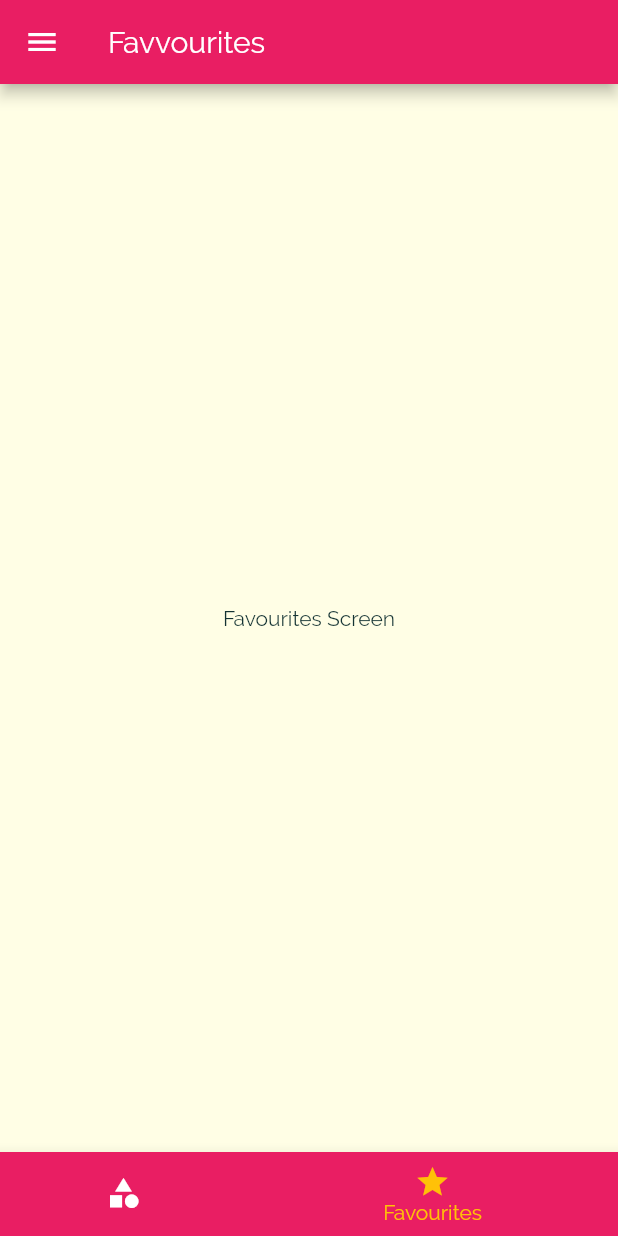
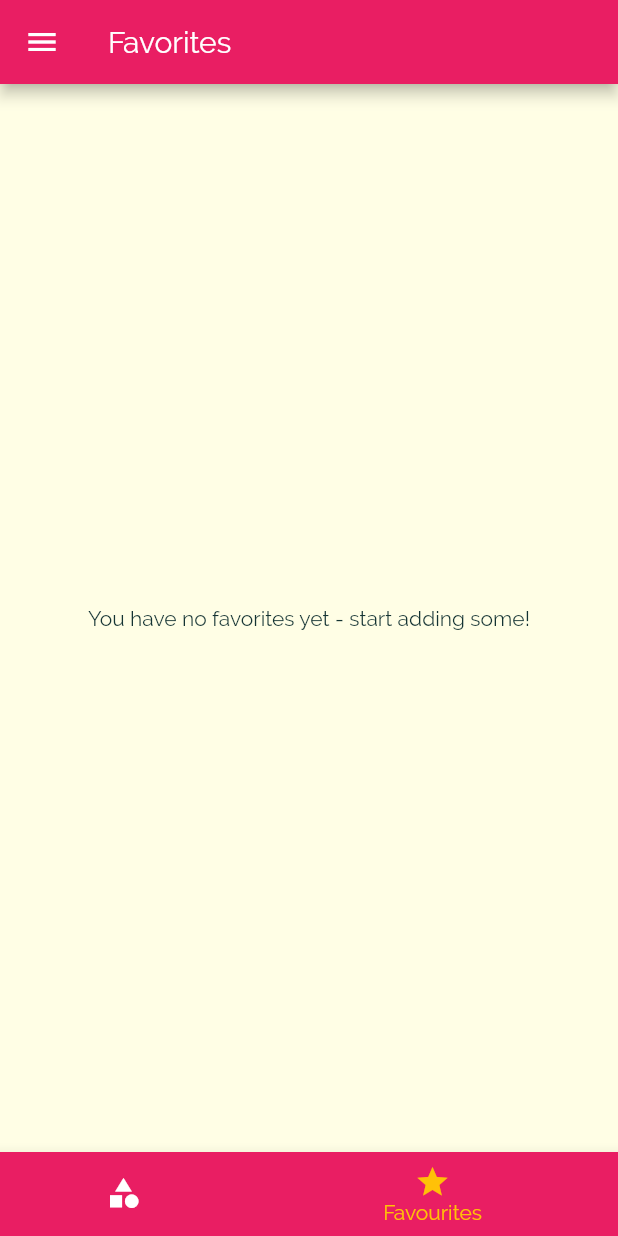
Before and after one commit to shamilihsan/meal_app, a Flutter app: the screen it shows after launch, item 2 of the bottom bar chosen, on a phone screen of 412 x 824 dp. Run offline on Flutter 3.47's test engine with Material 2 defaults, Android fonts, the phone set to English and light mode, and no system bars.

Commit message:
Added favorites section and other features

```diff
--- a/lib/main.dart
+++ b/lib/main.dart
@@ -25,6 +25,7 @@ class _MyAppState extends State<MyApp> {
   };
 
   List<Meal> _avaiableMeals = DUMMY_MEALS;
+  List<Meal> _favoriteMeals = [];
 
   void _setFilters(Map<String, bool> filterData) {
     setState(() {
@@ -46,6 +47,27 @@ class _MyAppState extends State<MyApp> {
         return true;
       }).toList();
     });
+  }
+
+  void _toggleFavorite(String mealId) {
+    final existingIndex =
+        _favoriteMeals.indexWhere((meal) => meal.id == mealId);
+
+    if (existingIndex >= 0) {
+      setState(() {
+        _favoriteMeals.removeAt(existingIndex);
+      });
+    } else {
+      setState(() {
+        _favoriteMeals.add(
+          DUMMY_MEALS.firstWhere((meal) => meal.id == mealId),
+        );
+      });
+    }
+  }
+
+  bool _isMealFavorite(String id) {
+    return _favoriteMeals.any((meal) => meal.id == id);
   }
 
   @override
@@ -74,10 +96,10 @@ class _MyAppState extends State<MyApp> {
       //home: CategoriesScreen(),
       initialRoute: '/',
       routes: {
-        '/': (ctx) => TabsScreen(),
+        '/': (ctx) => TabsScreen(_favoriteMeals),
         CategoryMealsScreen.routeName: (ctx) =>
             CategoryMealsScreen(_avaiableMeals),
-        MealDetailScreen.routeName: (ctx) => MealDetailScreen(),
+        MealDetailScreen.routeName: (ctx) => MealDetailScreen(_toggleFavorite, _isMealFavorite),
         FilterScreen.routeName: (ctx) => FilterScreen(_filters, _setFilters),
       },
       // Dynamically generate routes
--- a/lib/screens/favorites_screen.dart
+++ b/lib/screens/favorites_screen.dart
@@ -1,10 +1,33 @@
 import 'package:flutter/material.dart';
+import 'package:meal_app/models/meal.dart';
+import 'package:meal_app/widgets/meal_item.dart';
 
 class FavouritesScreen extends StatelessWidget {
+  final List<Meal> favoriteMeals;
+
+  FavouritesScreen(this.favoriteMeals);
+
   @override
   Widget build(BuildContext context) {
-    return Center(
-      child: Text('Favourites Screen'),
-    );
+    if (favoriteMeals.isEmpty) {
+      return Center(
+        child: Text('You have no favorites yet - start adding some!'),
+      );
+    } else {
+      return ListView.builder(
+        itemBuilder: (ctx, index) {
+          return MealItem(
+            title: favoriteMeals[index].title,
+            imageUrl: favoriteMeals[index].imageUrl,
+            duration: favoriteMeals[index].duration,
+            affordability: favoriteMeals[index].affordability,
+            complexity: favoriteMeals[index].complexity,
+            id: favoriteMeals[index].id,
+            removeItem: null,
+          );
+        },
+        itemCount: favoriteMeals.length,
+      );
+    }
   }
 }
--- a/lib/screens/tabs_screen.dart
+++ b/lib/screens/tabs_screen.dart
@@ -1,26 +1,37 @@
 import 'package:flutter/material.dart';
+import 'package:meal_app/models/meal.dart';
 import 'package:meal_app/screens/categories_screen.dart';
 import 'package:meal_app/screens/favorites_screen.dart';
 import 'package:meal_app/widgets/drawer.dart';
 
 class TabsScreen extends StatefulWidget {
+  final List<Meal> favoriteMeals;
+
+  TabsScreen(this.favoriteMeals);
+
   @override
   _TabsScreenState createState() => _TabsScreenState();
 }
 
 class _TabsScreenState extends State<TabsScreen> {
-  final List<Map<String, Object>> _pages = [
+  List<Map<String, Object>> _pages;
+  int _selectedPageIndex = 0;
+
+  @override
+  void initState() {
+    _pages = [
       {
         'page': CategoriesScreen(),
         'title': 'Categories',
       },
       {
-      'page': FavouritesScreen(),
-      'title': 'Favvourites',
+        'page': FavouritesScreen(widget.favoriteMeals),
+        'title': 'Favorites',
       },
     ];
 
-  int _selectedPageIndex = 0;
+    super.initState();
+  }
 
   void _selectPage(int index) {
     setState(() {
```
Also changed, not shown: lib/screens/meal_detail_screen.dart (+23 -4 lines). Lines whose indentation alone changed are shown as unchanged.
